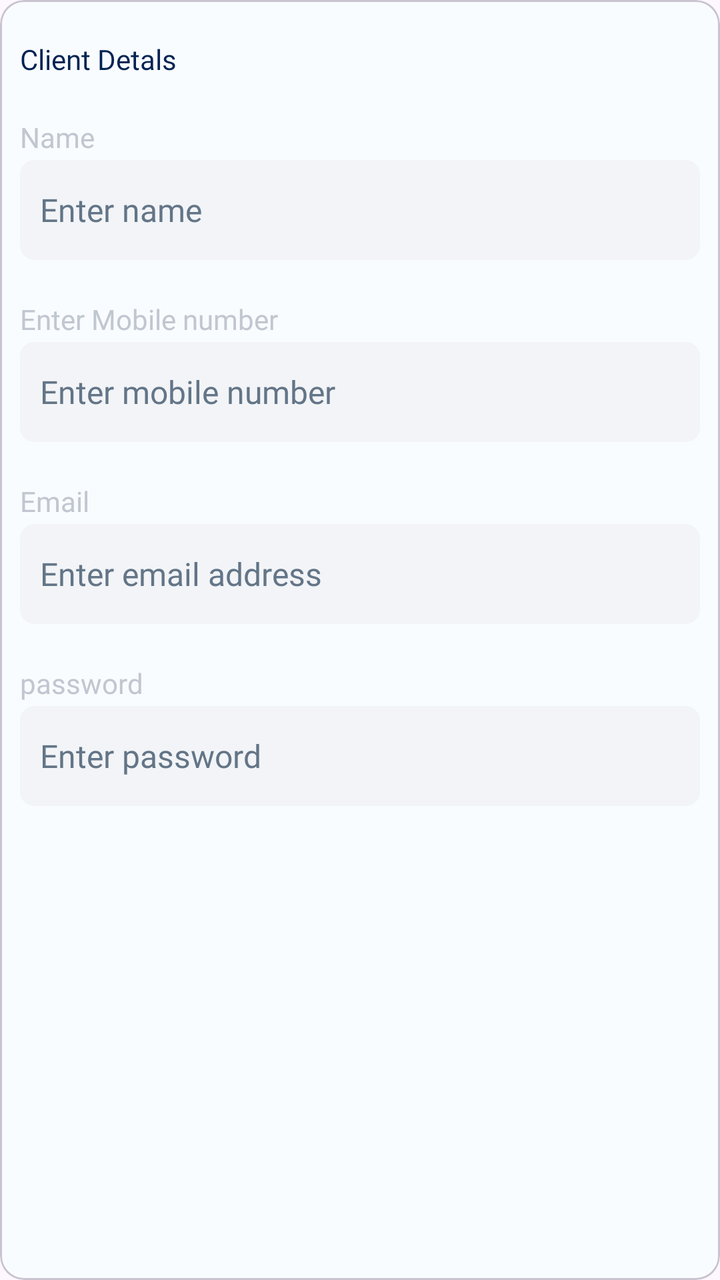
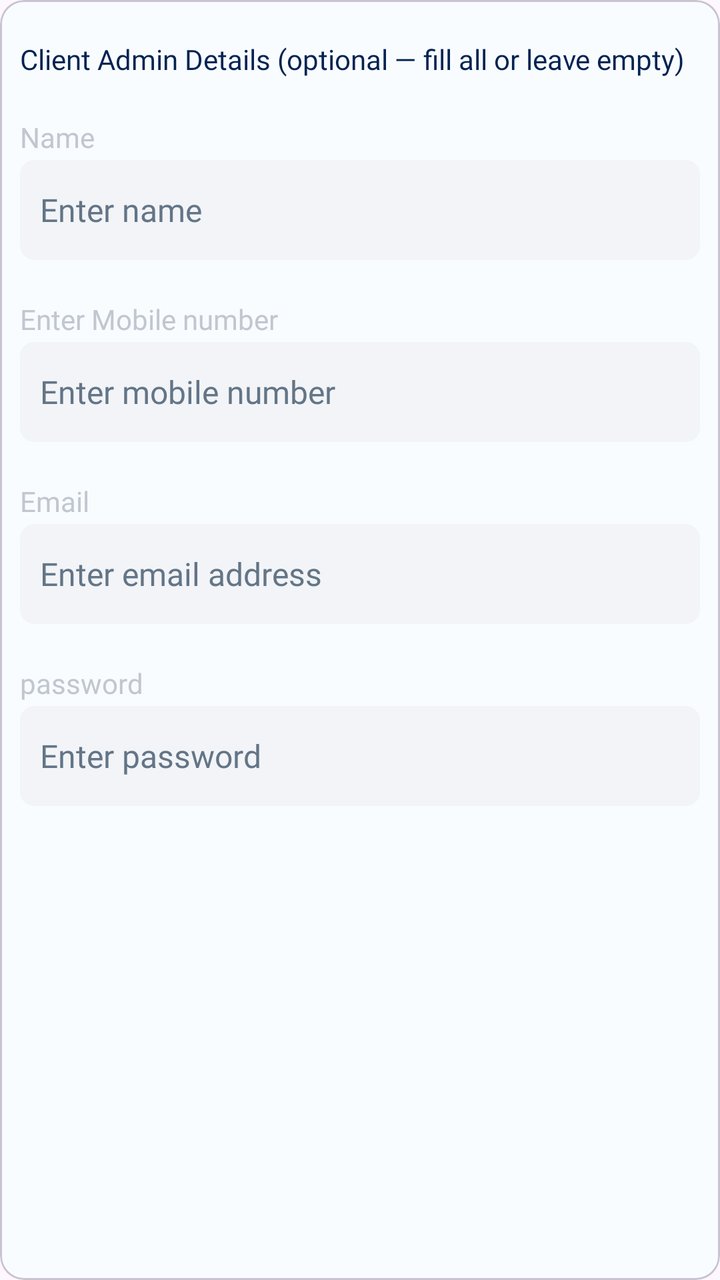

Before-and-after screenshots of an Android layout around one commit, followed by the original layout XML and the change that was made.
<!-- AndroidManifest.xml: application theme Theme.Evergreen -->
<!-- res/layout/poc.xml -->
<?xml version="1.0" encoding="utf-8"?>
<com.google.android.material.card.MaterialCardView xmlns:android="http://schemas.android.com/apk/res/android"
    android:layout_width="match_parent"
    app:cardBackgroundColor="#F9FCFF"
    android:layout_marginTop="@dimen/_20sdp"
    android:layout_height="wrap_content"
    android:paddingVertical="@dimen/_5sdp"
    xmlns:app="http://schemas.android.com/apk/res-auto">
    <LinearLayout
       android:layout_marginHorizontal="@dimen/_10sdp"
        android:orientation="vertical"
        android:layout_width="match_parent"
        android:layout_height="match_parent">
        <TextView
            android:textColor="@color/black_blue"
            android:fontFamily="@font/roboto_medium"
            android:textSize="@dimen/_14ssp"
            android:layout_marginTop="@dimen/_20sdp"
            app:layout_constraintStart_toStartOf="parent"
            android:text="Client Detals"
            android:layout_width="wrap_content"
            android:layout_height="wrap_content"/>
        <TextView
            android:textColor="@color/gray1"
            android:fontFamily="@font/roboto_regular"
            android:textSize="@dimen/_14ssp"
            android:layout_marginTop="@dimen/_20sdp"
            app:layout_constraintStart_toStartOf="parent"
            android:text="@string/name"
            android:layout_width="wrap_content"
            android:layout_height="wrap_content"/>
        <EditText
            android:id="@+id/poc_name"
            android:fontFamily="@font/roboto_medium"
            android:textSize="@dimen/_16sdp"
            android:textColorHint="@color/gray2"
            android:textColor="@color/black_blue"
            android:layout_marginTop="@dimen/_2sdp"
            android:paddingHorizontal="@dimen/_10sdp"
            android:hint="@string/enter_name"
            android:background="@drawable/edit_text_background"
            app:layout_constraintTop_toBottomOf="@+id/text_email"
            android:layout_width="match_parent"
            android:layout_height="@dimen/_50sdp"
            android:inputType="textEmailAddress"
            app:layout_constraintEnd_toEndOf="parent"
            app:layout_constraintStart_toStartOf="parent" />

        <TextView
            android:textColor="@color/gray1"
            android:fontFamily="@font/roboto_regular"
            android:textSize="@dimen/_14ssp"
            android:layout_marginTop="@dimen/_20sdp"
            app:layout_constraintStart_toStartOf="parent"
            android:text="@string/mobile_number"
            android:layout_width="wrap_content"
            android:layout_height="wrap_content"/>
        <EditText
            android:id="@+id/poc_number"
            android:fontFamily="@font/roboto_medium"
            android:textSize="@dimen/_16sdp"
            android:textColorHint="@color/gray2"
            android:textColor="@color/black_blue"
            android:layout_marginTop="@dimen/_2sdp"
            android:paddingHorizontal="@dimen/_10sdp"
            android:hint="@string/enter_mobile_number"
            android:background="@drawable/edit_text_background"
            app:layout_constraintTop_toBottomOf="@+id/text_email"
            android:layout_width="match_parent"
            android:layout_height="@dimen/_50sdp"
            android:inputType="phone"
            app:layout_constraintEnd_toEndOf="parent"
            app:layout_constraintStart_toStartOf="parent" />
        <TextView
            android:textColor="@color/gray1"
            android:fontFamily="@font/roboto_regular"
            android:textSize="@dimen/_14ssp"
            android:layout_marginTop="@dimen/_20sdp"
            app:layout_constraintStart_toStartOf="parent"
            android:text="@string/email"
            android:layout_width="wrap_content"
            android:layout_height="wrap_content"/>
        <EditText
            android:id="@+id/poc_mail"
            android:fontFamily="@font/roboto_medium"
            android:textSize="@dimen/_16sdp"
            android:textColorHint="@color/gray2"
            android:textColor="@color/black_blue"
            android:layout_marginTop="@dimen/_2sdp"
            android:paddingHorizontal="@dimen/_10sdp"
            android:hint="@string/enter_email_address"
            android:background="@drawable/edit_text_background"
            app:layout_constraintTop_toBottomOf="@+id/text_email"
            android:layout_width="match_parent"
            android:layout_height="@dimen/_50sdp"
            android:inputType="textEmailAddress"
            app:layout_constraintEnd_toEndOf="parent"
            app:layout_constraintStart_toStartOf="parent" />

        <TextView
            android:textColor="@color/gray1"
            android:fontFamily="@font/roboto_regular"
            android:textSize="@dimen/_14ssp"
            android:layout_marginTop="@dimen/_20sdp"
            app:layout_constraintStart_toStartOf="parent"
            android:text="@string/password"
            android:layout_width="wrap_content"
            android:layout_height="wrap_content"/>
        <EditText
            android:id="@+id/site_pswd"
            android:fontFamily="@font/roboto_medium"
            android:textSize="@dimen/_16ssp"
            android:textColorHint="@color/gray2"
            android:textColor="@color/black_blue"
            android:layout_marginTop="@dimen/_2sdp"
            android:paddingHorizontal="@dimen/_10sdp"
            android:hint="@string/enter_password"
            android:background="@drawable/edit_text_background"
            app:layout_constraintTop_toBottomOf="@+id/text_email"
            android:layout_width="match_parent"
            android:layout_height="@dimen/_50sdp"
            android:inputType="textPassword"
            app:layout_constraintEnd_toEndOf="parent"
            app:layout_constraintStart_toStartOf="parent" />
        <Space
            android:layout_width="match_parent"
            android:layout_height="@dimen/_20sdp"/>
    </LinearLayout>

</com.google.android.material.card.MaterialCardView>
<!-- resources referenced by this layout -->
<resources>
  <color name="black_blue">#022352</color>
  <color name="gray1">#C1C7D0</color>
  <color name="gray2">#637587</color>
  <dimen name="_10sdp">10.00dp</dimen>
  <dimen name="_14ssp">14.00sp</dimen>
  <dimen name="_16sdp">16.00dp</dimen>
  <dimen name="_16ssp">16.00sp</dimen>
  <dimen name="_20sdp">20.00dp</dimen>
  <dimen name="_2sdp">2.00dp</dimen>
  <dimen name="_50sdp">50.00dp</dimen>
  <dimen name="_5sdp">5.00dp</dimen>
  <!-- drawable edit_text_background (drawable) -->
  <?xml version="1.0" encoding="utf-8"?>
  <shape xmlns:android="http://schemas.android.com/apk/res/android"
      android:shape="rectangle">
  
      <solid android:color="#F2F4F7"/>
      <corners android:radius="@dimen/_6sdp"/>
      <stroke android:color="#F2F4F7"
          android:width="@dimen/_2sdp"/>
  
  </shape>
  <string name="email">Email</string>
  <string name="enter_email_address">Enter email address</string>
  <string name="enter_mobile_number">Enter mobile number</string>
  <string name="enter_name">Enter name</string>
  <string name="enter_password">Enter password</string>
  <string name="mobile_number">Enter Mobile number</string>
  <string name="name">Name</string>
  <string name="password">password</string>
  <style name="Theme.Evergreen" parent="Base.Theme.Evergreen" />
  <dimen name="_6sdp">6.00dp</dimen>
  <style name="Base.Theme.Evergreen" parent="Theme.Material3.Light.NoActionBar">
  
  
  
  
  
  
  
          <item name="android:statusBarColor">@color/black_blue</item>
  
  
      </style>
</resources>

<!-- the commit's change to res/layout/poc.xml (unified diff, before → after) -->
@@ -17,7 +17,7 @@
             android:textSize="@dimen/_14ssp"
             android:layout_marginTop="@dimen/_20sdp"
             app:layout_constraintStart_toStartOf="parent"
-            android:text="Client Detals"
+            android:text="Client Admin Details (optional — fill all or leave empty)"
             android:layout_width="wrap_content"
             android:layout_height="wrap_content"/>
         <TextView
